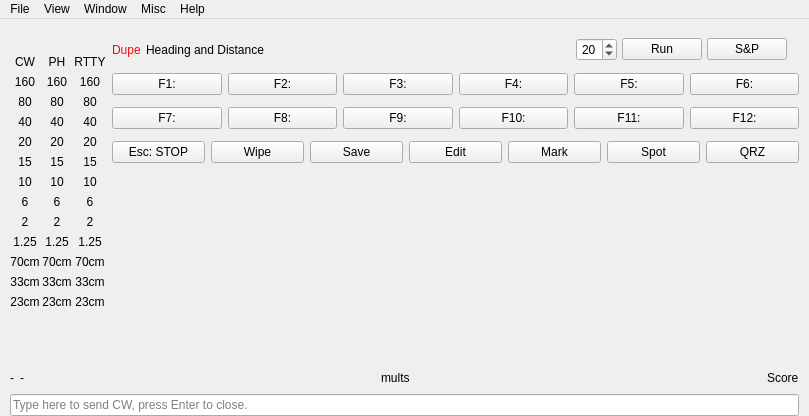
This is qsourcelogger/data/main.ui in kyleboyle/not1mm as Qt 5 draws it before an edit. The edited form follows.
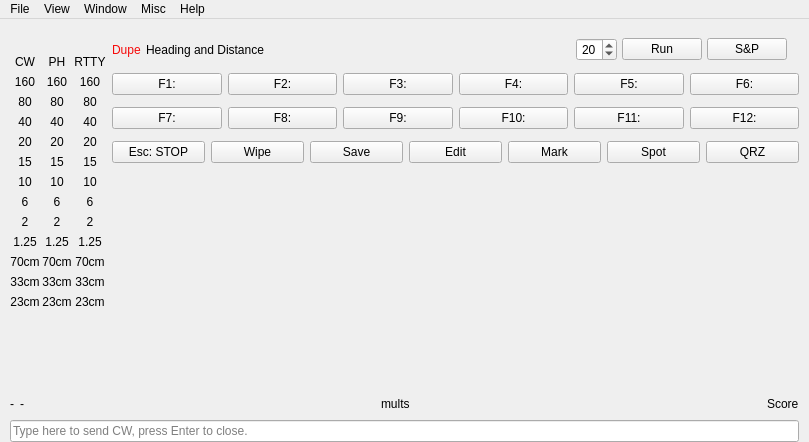
This is the edited form. Icons and pictures are not drawn.

Patch:
```diff
--- a/qsourcelogger/data/main.ui
+++ b/qsourcelogger/data/main.ui
@@ -10,7 +10,7 @@
     <x>0</x>
     <y>0</y>
     <width>809</width>
-    <height>416</height>
+    <height>442</height>
    </rect>
   </property>
   <property name="sizePolicy">
```
Left out of the diff: 21 changed lines with no effect on the pictures.
